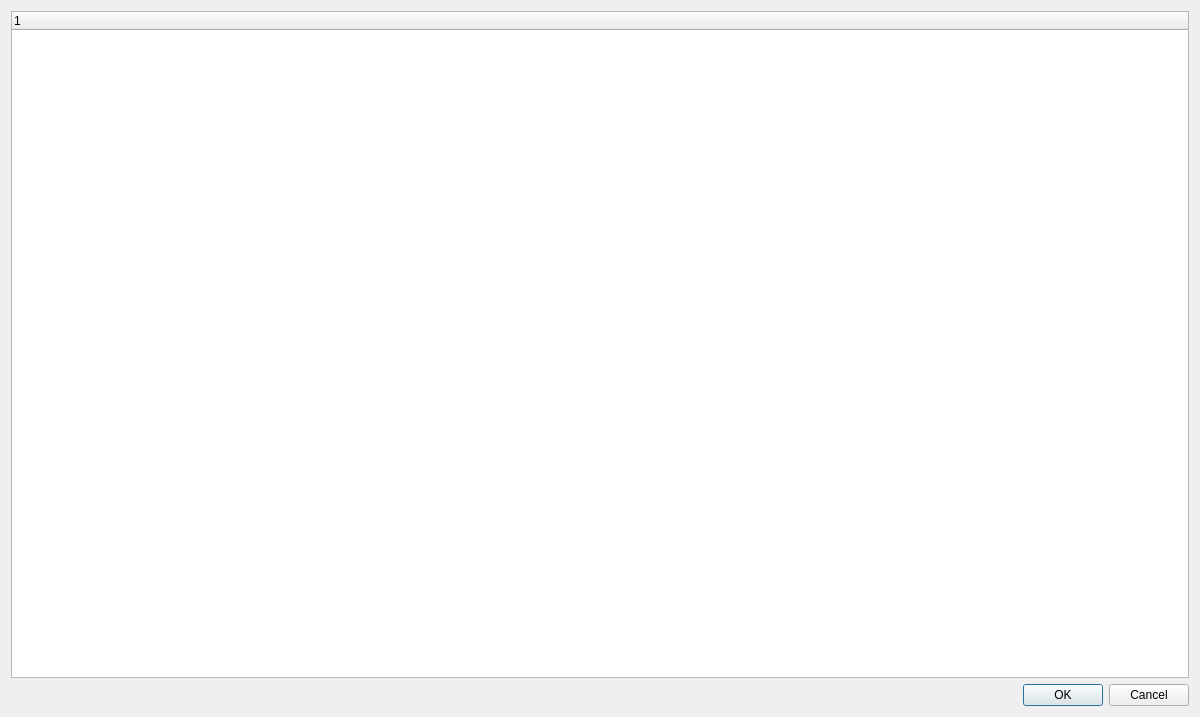
Qt form SIM-VICUS/src/SVSimulationLCAResultsDialog.ui (ghorwin/SIM-VICUS) before a commit.
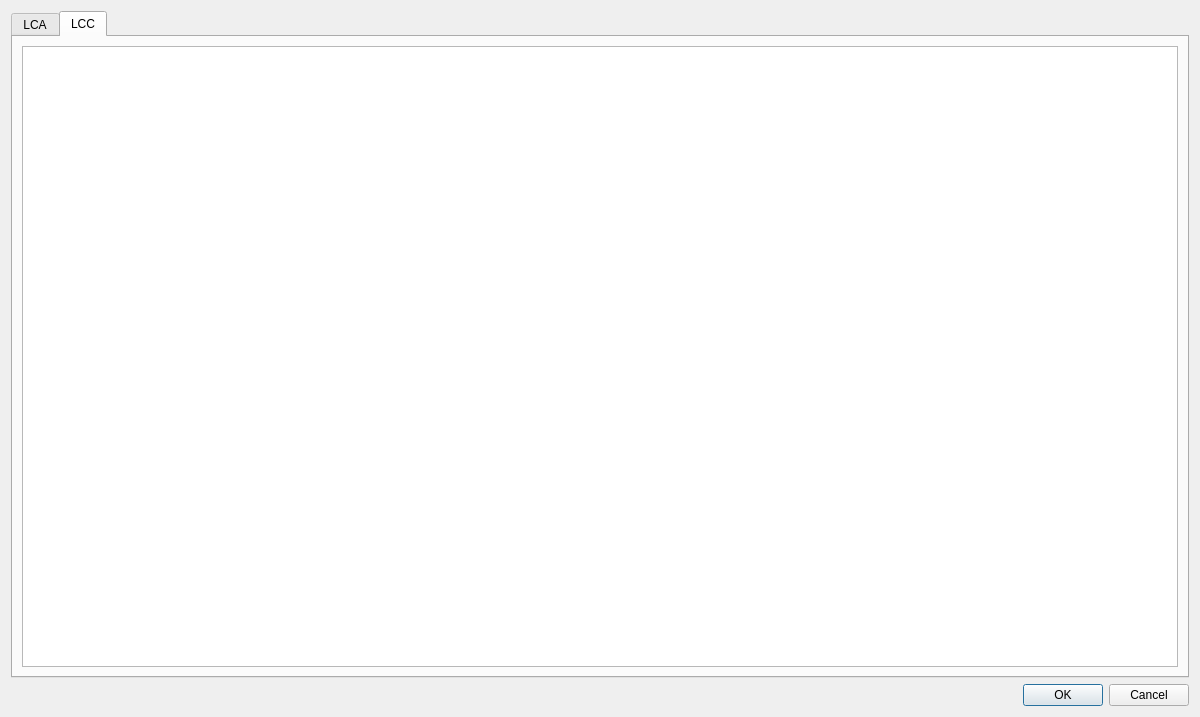
The same form after that commit.

Commit message: Updated LCA/LCC Results Dialog

Diff of the .ui file:
```diff
--- a/SIM-VICUS/src/SVSimulationLCAResultsDialog.ui
+++ b/SIM-VICUS/src/SVSimulationLCAResultsDialog.ui
@@ -25,12 +25,39 @@
     </widget>
    </item>
    <item row="0" column="0">
+    <widget class="QTabWidget" name="tabWidget">
+     <property name="tabPosition">
+      <enum>QTabWidget::North</enum>
+     </property>
+     <property name="currentIndex">
+      <number>1</number>
+     </property>
+     <widget class="QWidget" name="LCA">
+      <attribute name="title">
+       <string>LCA</string>
+      </attribute>
+      <layout class="QGridLayout" name="gridLayout_2">
+       <item row="0" column="0">
     <widget class="QTreeWidget" name="treeWidgetLcaResults">
      <column>
       <property name="text">
        <string notr="true">1</string>
       </property>
      </column>
+        </widget>
+       </item>
+      </layout>
+     </widget>
+     <widget class="QWidget" name="LCC">
+      <attribute name="title">
+       <string>LCC</string>
+      </attribute>
+      <layout class="QGridLayout" name="gridLayout_3">
+       <item row="0" column="0">
+        <widget class="QTableWidget" name="tableWidgetLccResults"/>
+       </item>
+      </layout>
+     </widget>
     </widget>
    </item>
   </layout>
```
Lines whose indentation alone changed are shown as unchanged. The commit also changes 2 other files.
